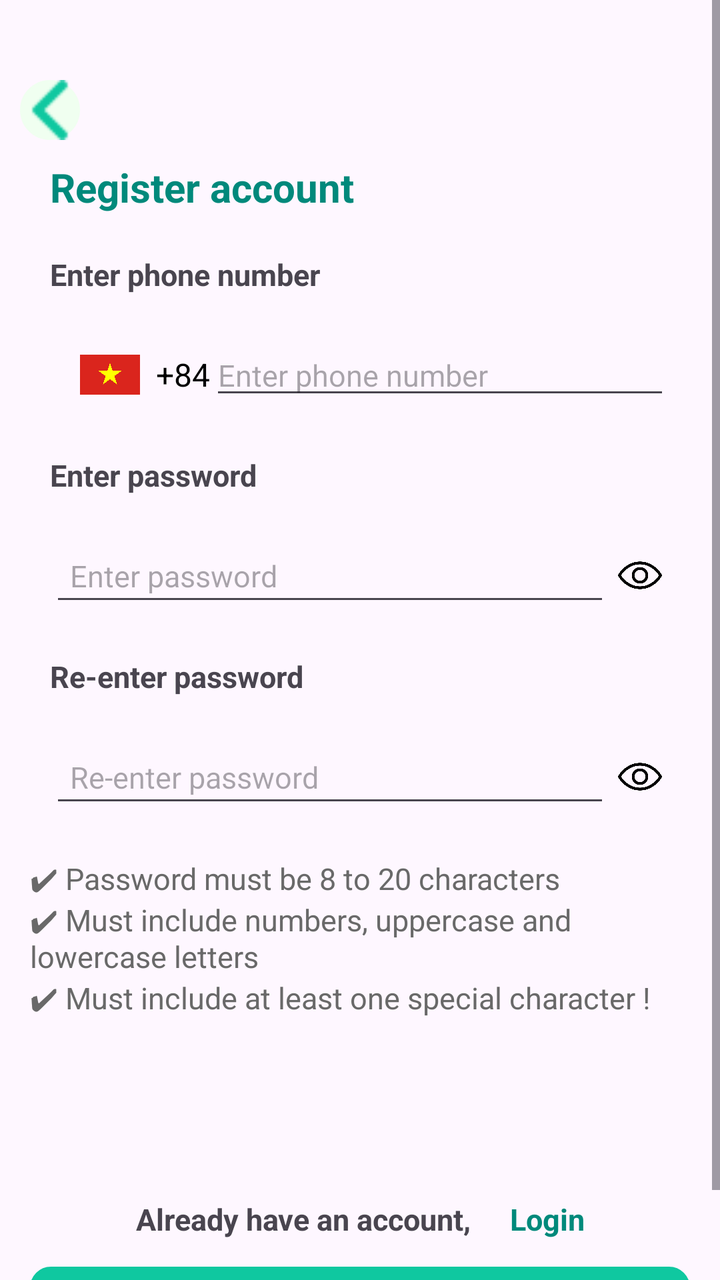
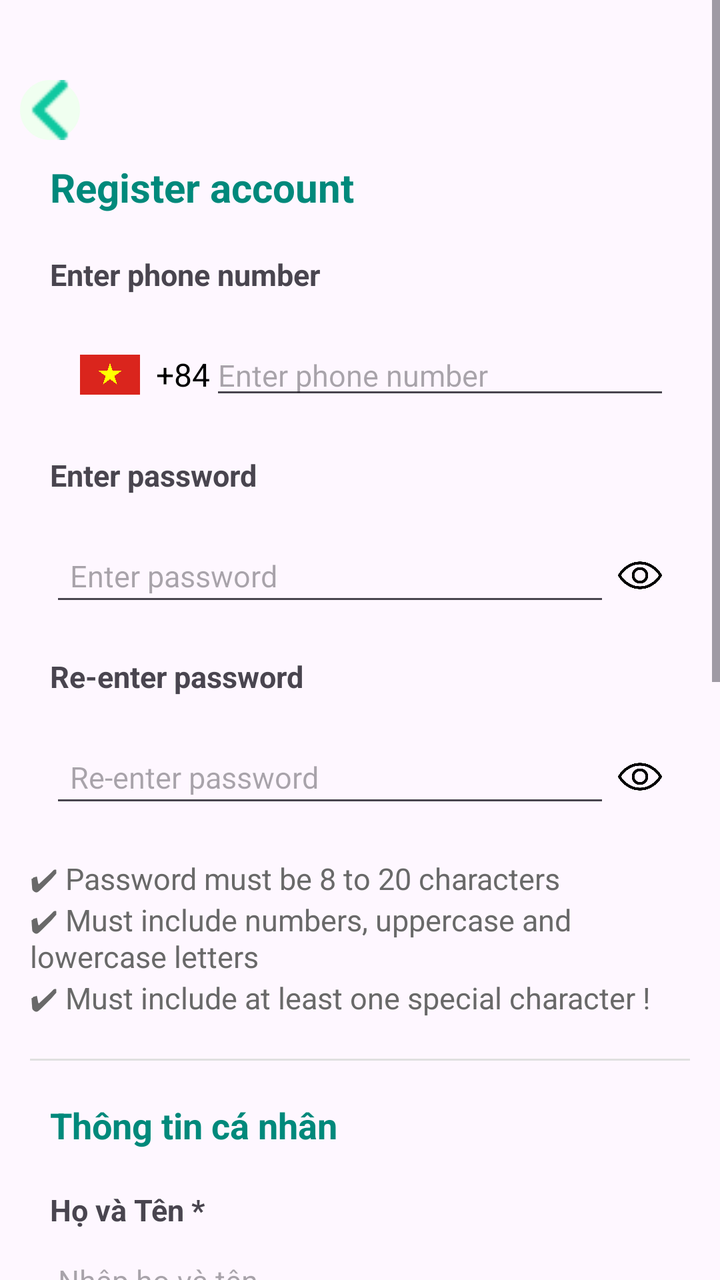

Compare the two renders of this Android layout. The source of the first and the diff that turns it into the second are given below.
<!-- AndroidManifest.xml: application theme Theme.Qride -->
<!-- res/layout/activity_register.xml -->
<?xml version="1.0" encoding="utf-8"?>
<ScrollView xmlns:android="http://schemas.android.com/apk/res/android"
    xmlns:app="http://schemas.android.com/apk/res-auto"
    xmlns:tools="http://schemas.android.com/tools"
    android:layout_width="match_parent"
    android:layout_height="match_parent"
    android:fillViewport="true"
    android:fitsSystemWindows="true">

    <LinearLayout
        android:layout_width="match_parent"
        android:layout_height="wrap_content"
        android:orientation="vertical">


        <ImageView
            android:id="@+id/imgBackLoginActivity"
            android:layout_width="30dp"
            android:layout_height="30dp"
            android:layout_marginLeft="10dp"
            android:layout_marginTop="40dp"
            android:background="@drawable/bg_back"
            android:contentDescription="Quay lại"
            android:src="@drawable/ic_arrow_back"
            app:backgroundTint="@null"
            app:tint="@color/xanhNgoc" />

        <TextView
            android:id="@+id/tvTieuDe"
            android:layout_width="match_parent"
            android:layout_height="wrap_content"
            android:layout_marginLeft="15dp"
            android:layout_marginRight="15dp"
            android:padding="10dp"
            android:text="@string/tieude_dangky"
            android:textColor="@color/xanhTieuDe"
            android:textSize="20sp"
            android:textStyle="bold" />

        <TextView
            android:id="@+id/tvSoDienThoai"
            android:layout_width="match_parent"
            android:layout_height="wrap_content"
            android:layout_marginLeft="15dp"
            android:layout_marginRight="15dp"
            android:padding="10dp"
            android:text="@string/sodienthoai"
            android:textSize="15sp"
            android:textStyle="bold" />

        <LinearLayout
            android:layout_width="match_parent"
            android:layout_height="wrap_content"
            android:layout_marginLeft="15dp"
            android:layout_marginRight="15dp"
            android:orientation="horizontal"
            android:padding="10dp">

            <ImageView
                android:id="@+id/imgFlag"
                android:layout_width="30dp"
                android:layout_height="40dp"
                android:layout_marginLeft="15dp"
                android:layout_marginRight="8dp"
                android:src="@drawable/vietnam_flag" />

            <TextView
                android:id="@+id/tvCountry"
                android:layout_width="wrap_content"
                android:layout_height="18dp"
                android:text="+84"
                android:textColor="@color/black"
                android:textSize="16sp" />

            <EditText
                android:id="@+id/edtPhone"
                android:layout_width="match_parent"
                android:layout_height="wrap_content"
                android:hint="@string/edt_sodienthoai"
                android:textSize="15sp"
                android:inputType="phone" />
        </LinearLayout>


        <TextView
            android:id="@+id/tvPassword"
            android:layout_width="match_parent"
            android:layout_height="wrap_content"
            android:layout_marginLeft="15dp"
            android:layout_marginRight="15dp"
            android:padding="10dp"
            android:text="@string/password"
            android:textSize="15sp"
            android:textStyle="bold" />

        <LinearLayout
            android:layout_width="match_parent"
            android:layout_height="wrap_content"
            android:layout_marginLeft="15dp"
            android:layout_marginRight="15dp"
            android:gravity="center_vertical"
            android:orientation="horizontal"
            android:padding="10dp">

            <EditText
                android:id="@+id/edtPassword"
                android:layout_width="0dp"
                android:layout_height="wrap_content"
                android:layout_weight="1"
                android:hint="@string/edt_password"
                android:inputType="textPassword"
                android:padding="10dp"
                android:textSize="15sp" />

            <ImageView
                android:id="@+id/imgHideShowPass"
                android:layout_width="30dp"
                android:layout_height="30dp"
                android:contentDescription="Hiện/ẩn mật khẩu"
                android:padding="4dp"
                android:src="@drawable/show" />
        </LinearLayout>

        <TextView
            android:id="@+id/tvPasswordNhapLai"
            android:layout_width="match_parent"
            android:layout_height="wrap_content"
            android:layout_marginLeft="15dp"
            android:layout_marginRight="15dp"
            android:padding="10dp"
            android:text="@string/nhaplai_pass"
            android:textSize="15sp"
            android:textStyle="bold" />

        <LinearLayout
            android:layout_width="match_parent"
            android:layout_height="wrap_content"
            android:layout_marginLeft="15dp"
            android:layout_marginRight="15dp"
            android:gravity="center_vertical"
            android:orientation="horizontal"
            android:padding="10dp">

            <EditText
                android:id="@+id/edtPasswordNhapLai"
                android:layout_width="0dp"
                android:layout_height="wrap_content"
                android:layout_weight="1"
                android:hint="@string/edt_nhaplai_pass"
                android:inputType="textPassword"
                android:padding="10dp"
                android:textSize="15sp" />

            <ImageView
                android:id="@+id/imgHideShowPassNhapLai"
                android:layout_width="30dp"
                android:layout_height="30dp"
                android:contentDescription="Hiện/ẩn mật khẩu"
                android:padding="4dp"
                android:src="@drawable/show" />
        </LinearLayout>

        <LinearLayout
            android:id="@+id/layoutPasswordRules"
            android:layout_width="match_parent"
            android:layout_height="wrap_content"
            android:layout_marginLeft="15dp"
            android:layout_marginTop="10dp"
            android:layout_marginRight="15dp"
            android:orientation="vertical">

            <TextView
                android:id="@+id/tvRuleLength"
                android:layout_width="match_parent"
                android:layout_height="wrap_content"
                android:text="@string/rulelength"
                android:textColor="@color/gray_light"
                android:textSize="15sp" />

            <TextView
                android:id="@+id/tvRuleCase"
                android:layout_width="match_parent"
                android:layout_height="wrap_content"
                android:text="@string/rulecase"
                android:textColor="@color/gray_light"
                android:textSize="15sp" />

            <TextView
                android:id="@+id/tvRuleSpecial"
                android:layout_width="match_parent"
                android:layout_height="wrap_content"
                android:text="@string/rulespecial"
                android:textColor="@color/gray_light"
                android:textSize="15sp" />
        </LinearLayout>


        <LinearLayout
            android:layout_width="match_parent"
            android:layout_height="44dp"
            android:layout_marginTop="80dp"
            android:orientation="horizontal">

            <TextView
                android:id="@+id/tvAccount"
                android:layout_width="wrap_content"
                android:layout_height="wrap_content"
                android:layout_marginLeft="15dp"
                android:layout_weight="1"
                android:gravity="right"
                android:padding="10dp"
                android:text="@string/account"
                android:textSize="15sp"
                android:textStyle="bold" />

            <TextView
                android:id="@+id/tvDangNhap"
                android:layout_width="wrap_content"
                android:layout_height="wrap_content"
                android:layout_marginRight="15dp"
                android:layout_weight="1"
                android:padding="10dp"
                android:text="@string/login"
                android:textColor="@color/xanhTieuDe"
                android:textSize="15sp"
                android:textStyle="bold" />
        </LinearLayout>

        <Button
            android:id="@+id/btnDangKy"
            android:layout_width="match_parent"
            android:layout_height="wrap_content"
            android:layout_marginLeft="15dp"
            android:layout_marginRight="15dp"
            android:background="@drawable/bg_login"
            android:padding="10dp"
            android:text="@string/register"
            android:textSize="20sp"
            app:backgroundTint="@null" />
    </LinearLayout>
</ScrollView>
<!-- resources referenced by this layout -->
<resources>
  <color name="black">#FF000000</color>
  <color name="gray_light">#696969</color>
  <color name="xanhNgoc">#0FC8A0</color>
  <color name="xanhTieuDe">#00897B</color>
  <!-- drawable bg_back (drawable) -->
  <shape xmlns:android="http://schemas.android.com/apk/res/android"
      android:shape="oval">
  
  
      <solid android:color="#F0FFF0"/>
      <stroke android:width="1dp" android:color="#F0FFF0"/>
  </shape>
  <!-- drawable bg_login (drawable) -->
  <?xml version="1.0" encoding="utf-8"?>
  <shape xmlns:android="http://schemas.android.com/apk/res/android">
      <solid android:color="@color/xanhNgoc" />
  
      <stroke
          android:width="1dp"
          android:color="@color/xanhNgoc" />
  
      <corners android:radius="10dp" />
  
      <padding
          android:bottom="8dp"
          android:left="20dp"
          android:right="20dp"
          android:top="8dp" />
  </shape>
  <!-- drawable ic_arrow_back: png bitmap (drawable, 314 bytes) -->
  <!-- drawable show: png bitmap (drawable, 14608 bytes) -->
  <!-- drawable vietnam_flag: webp bitmap (drawable, 9092 bytes) -->
  <string name="account">Already have an account,</string>
  <string name="edt_nhaplai_pass">Re-enter password</string>
  <string name="edt_password">Enter password</string>
  <string name="edt_sodienthoai">Enter phone number</string>
  <string name="login">Login</string>
  <string name="nhaplai_pass">Re-enter password</string>
  <string name="password">Enter password</string>
  <string name="register">Register</string>
  <string name="rulecase">✔ Must include numbers, uppercase and lowercase letters</string>
  <string name="rulelength">✔ Password must be 8 to 20 characters</string>
  <string name="rulespecial">✔ Must include at least one special character !</string>
  <string name="sodienthoai">Enter phone number</string>
  <string name="tieude_dangky">Register account</string>
  <style name="Theme.Qride" parent="Base.Theme.Qride" />
  <style name="Base.Theme.Qride" parent="Theme.Material3.DayNight.NoActionBar">
          
          
      </style>
</resources>

<!-- the commit's change to res/layout/activity_register.xml (unified diff, before → after) -->
@@ -10,8 +10,8 @@
     <LinearLayout
         android:layout_width="match_parent"
         android:layout_height="wrap_content"
-        android:orientation="vertical">
-
+        android:orientation="vertical"
+        android:paddingBottom="40dp">
 
         <ImageView
             android:id="@+id/imgBackLoginActivity"
@@ -81,7 +81,6 @@
                 android:inputType="phone" />
         </LinearLayout>
 
-
         <TextView
             android:id="@+id/tvPassword"
             android:layout_width="match_parent"
@@ -194,11 +193,158 @@
                 android:textSize="15sp" />
         </LinearLayout>
 
-
+        <View
+            android:layout_width="match_parent"
+            android:layout_height="1dp"
+            android:background="#E0E0E0"
+            android:layout_marginTop="20dp"
+            android:layout_marginHorizontal="15dp"/>
+
+        <TextView
+            android:layout_width="match_parent"
+            android:layout_height="wrap_content"
+            android:layout_marginLeft="15dp"
+            android:layout_marginRight="15dp"
+            android:layout_marginTop="10dp"
+            android:padding="10dp"
+            android:text="Thông tin cá nhân"
+            android:textColor="@color/xanhTieuDe"
+            android:textSize="18sp"
+            android:textStyle="bold" />
+
+        <LinearLayout
+            android:layout_width="match_parent"
+            android:layout_height="wrap_content"
+            android:layout_marginHorizontal="15dp"
+            android:padding="10dp"
+            android:orientation="vertical">
+            <TextView
+                android:layout_width="wrap_content"
+                android:layout_height="wrap_content"
+                android:text="Họ và Tên *"
+                android:textSize="15sp"
+                android:textStyle="bold" />
+            <EditText
+                android:id="@+id/etName"
+                android:layout_width="match_parent"
+                android:layout_height="wrap_content"
+                android:layout_marginTop="5dp"
+                android:hint="Nhập họ và tên"
+                android:textSize="15sp" />
+        </LinearLayout>
+
+        <LinearLayout
+            android:layout_width="match_parent"
+            android:layout_height="wrap_content"
+            android:layout_marginHorizontal="15dp"
+            android:padding="10dp"
+            android:orientation="vertical">
+            <TextView
+                android:layout_width="wrap_content"
+                android:layout_height="wrap_content"
+                android:text="Số CCCD *"
+                android:textSize="15sp"
+                android:textStyle="bold" />
+            <EditText
+                android:id="@+id/etCccd"
+                android:layout_width="match_parent"
+                android:layout_height="wrap_content"
+                android:layout_marginTop="5dp"
+                android:inputType="number"
+                android:hint="Nhập 12 số CCCD"
+                android:textSize="15sp" />
+        </LinearLayout>
+
+        <LinearLayout
+            android:layout_width="match_parent"
+            android:layout_height="wrap_content"
+            android:layout_marginHorizontal="15dp"
+            android:padding="10dp"
+            android:orientation="vertical">
+            <TextView
+                android:layout_width="wrap_content"
+                android:layout_height="wrap_content"
+                android:text="Địa chỉ"
+                android:textSize="15sp"
+                android:textStyle="bold" />
+            <EditText
+                android:id="@+id/etAddress"
+                android:layout_width="match_parent"
+                android:layout_height="wrap_content"
+                android:layout_marginTop="5dp"
+                android:hint="Nhập địa chỉ hiện tại"
+                android:inputType="textMultiLine"
+                android:textSize="15sp" />
+        </LinearLayout>
+
+        <LinearLayout
+            android:layout_width="match_parent"
+            android:layout_height="wrap_content"
+            android:layout_marginHorizontal="15dp"
+            android:padding="10dp"
+            android:orientation="vertical">
+            <TextView
+                android:layout_width="wrap_content"
+                android:layout_height="wrap_content"
+                android:text="Giới tính"
+                android:textSize="15sp"
+                android:textStyle="bold" />
+            <RadioGroup
+                android:id="@+id/rgGender"
+                android:layout_width="match_parent"
+                android:layout_height="wrap_content"
+                android:layout_marginTop="5dp"
+                android:orientation="horizontal">
+                <RadioButton
+                    android:id="@+id/rbMale"
+                    android:layout_width="wrap_content"
+                    android:layout_height="wrap_content"
+                    android:text="Nam"
+                    android:layout_marginEnd="15dp"
+                    android:textSize="15sp" />
+                <RadioButton
+                    android:id="@+id/rbFemale"
+                    android:layout_width="wrap_content"
+                    android:layout_height="wrap_content"
+                    android:text="Nữ"
+                    android:layout_marginEnd="15dp"
+                    android:textSize="15sp" />
+                <RadioButton
+                    android:id="@+id/rbOther"
+                    android:layout_width="wrap_content"
+                    android:layout_height="wrap_content"
+                    android:text="Khác"
+                    android:textSize="15sp" />
+            </RadioGroup>
+        </LinearLayout>
+
+        <LinearLayout
+            android:layout_width="match_parent"
+            android:layout_height="wrap_content"
+            android:layout_marginHorizontal="15dp"
+            android:padding="10dp"
+            android:orientation="vertical">
+            <TextView
+                android:layout_width="wrap_content"
+                android:layout_height="wrap_content"
+                android:text="Ngày sinh"
+                android:textSize="15sp"
+                android:textStyle="bold" />
+            <EditText
+                android:id="@+id/etBirthday"
+                android:layout_width="match_parent"
+                android:layout_height="wrap_content"
+                android:layout_marginTop="5dp"
+                android:hint="DD/MM/YYYY"
+                android:drawableEnd="@drawable/ic_calendar"
+                android:focusable="false"
+                android:clickable="true"
+                android:textSize="15sp" />
+        </LinearLayout>
         <LinearLayout
             android:layout_width="match_parent"
             android:layout_height="44dp"
-            android:layout_marginTop="80dp"
+            android:layout_marginTop="30dp"
             android:orientation="horizontal">
 
             <TextView
@@ -232,6 +378,7 @@
             android:layout_height="wrap_content"
             android:layout_marginLeft="15dp"
             android:layout_marginRight="15dp"
+            android:layout_marginBottom="20dp"
             android:background="@drawable/bg_login"
             android:padding="10dp"
             android:text="@string/register"
<!-- resource entries referenced after the edit -->
@@ -30,6 +30,7 @@
           android:top="8dp" />
   </shape>
   <!-- drawable ic_arrow_back: png bitmap (drawable, 314 bytes) -->
+  <!-- drawable ic_calendar: png bitmap (drawable, 415 bytes) -->
   <!-- drawable show: png bitmap (drawable, 14608 bytes) -->
   <!-- drawable vietnam_flag: webp bitmap (drawable, 9092 bytes) -->
   <string name="account">Already have an account,</string>
